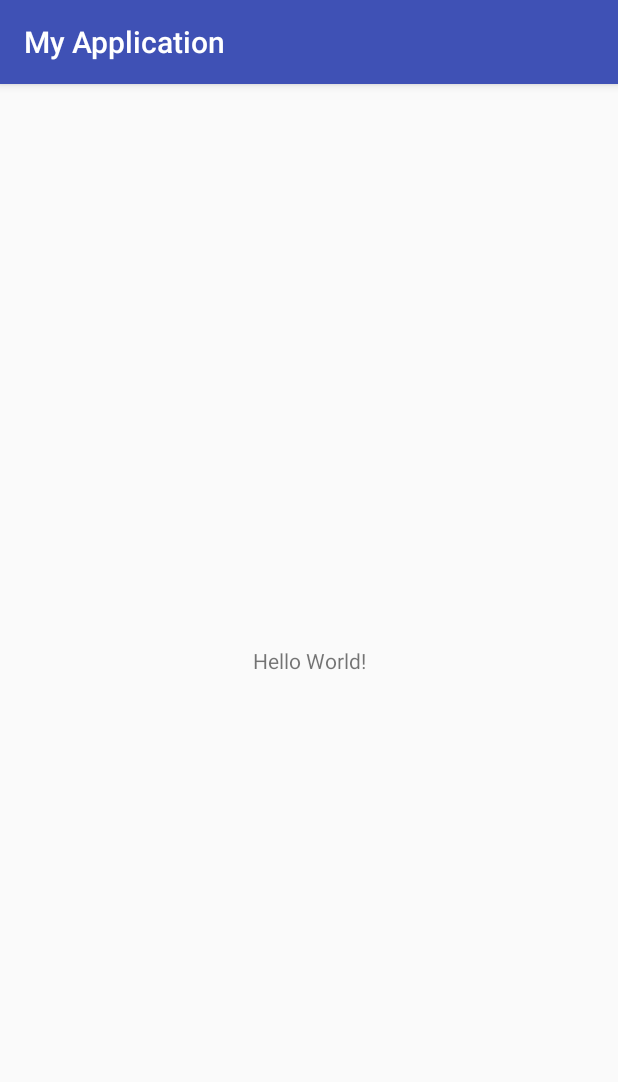
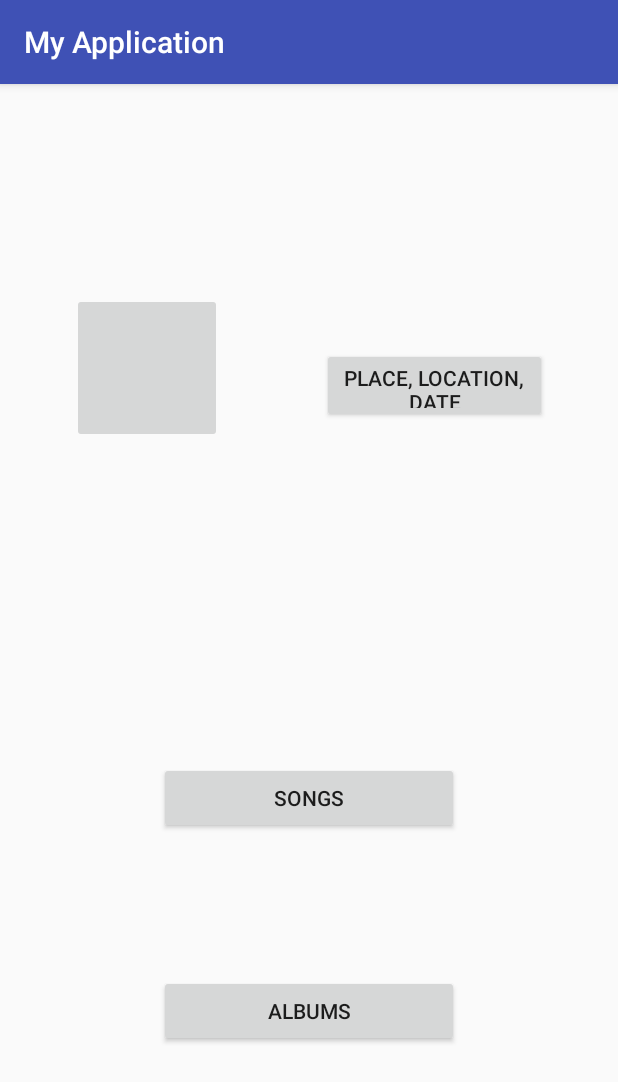
Before and after one commit to CharryWu/vibe-music-player, an Android app: the screen it shows after launch (MainActivity), on a phone screen of 412 x 824 dp. Shown: the top 1082 px of the screen. Run offline under Robolectric (Android 15) with nearby library versions, the light colour scheme and no system bars.

Commit message:
homescreen ui xml done

```diff
--- a/app/src/main/res/layout/activity_main.xml
+++ b/app/src/main/res/layout/activity_main.xml
@@ -6,13 +6,52 @@
     android:layout_height="match_parent"
     tools:context="com.example.chadlohrli.myapplication.MainActivity">
 
-    <TextView
-        android:layout_width="wrap_content"
+    <ImageButton
+        android:id="@+id/flashback_button"
+        android:layout_width="100dp"
+        android:layout_height="100dp"
+        app:layout_constraintBottom_toBottomOf="parent"
+        app:layout_constraintHorizontal_bias="0.154"
+        app:layout_constraintLeft_toLeftOf="parent"
+        app:layout_constraintRight_toRightOf="parent"
+        app:layout_constraintTop_toTopOf="parent"
+        app:layout_constraintVertical_bias="0.209"
+        android:text="Flashback Mode"
+        android:textSize="10dp"/>
+
+    <Button
+        android:id="@+id/place_location_date_button"
+        android:layout_width="150dp"
+        android:layout_height="50dp"
+        app:layout_constraintBottom_toBottomOf="parent"
+        app:layout_constraintHorizontal_bias="0.82"
+        app:layout_constraintLeft_toLeftOf="parent"
+        app:layout_constraintRight_toRightOf="parent"
+        app:layout_constraintTop_toTopOf="parent"
+        app:layout_constraintVertical_bias="0.245"
+        android:text="Place, location, date"/>
+
+    <Button
+        android:id="@+id/song_button"
+        android:layout_width="200dp"
         android:layout_height="wrap_content"
-        android:text="Hello World!"
         app:layout_constraintBottom_toBottomOf="parent"
         app:layout_constraintLeft_toLeftOf="parent"
         app:layout_constraintRight_toRightOf="parent"
-        app:layout_constraintTop_toTopOf="parent" />
+        app:layout_constraintTop_toTopOf="parent"
+        app:layout_constraintVertical_bias="0.628"
+        android:text="Songs" />
+
+    <Button
+        android:id="@+id/album_button"
+        android:layout_width="200dp"
+        android:layout_height="wrap_content"
+        android:text="Albums"
+        app:layout_constraintBottom_toBottomOf="parent"
+        app:layout_constraintLeft_toLeftOf="parent"
+        app:layout_constraintRight_toRightOf="parent"
+        app:layout_constraintTop_toTopOf="parent"
+        app:layout_constraintVertical_bias="0.825" />
+
 
 </android.support.constraint.ConstraintLayout>
```
